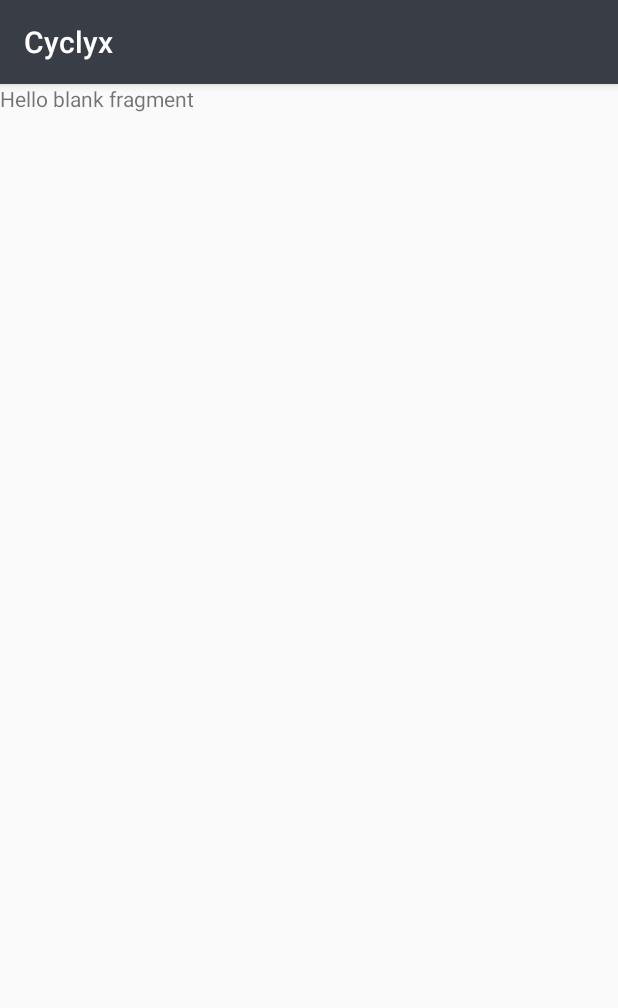
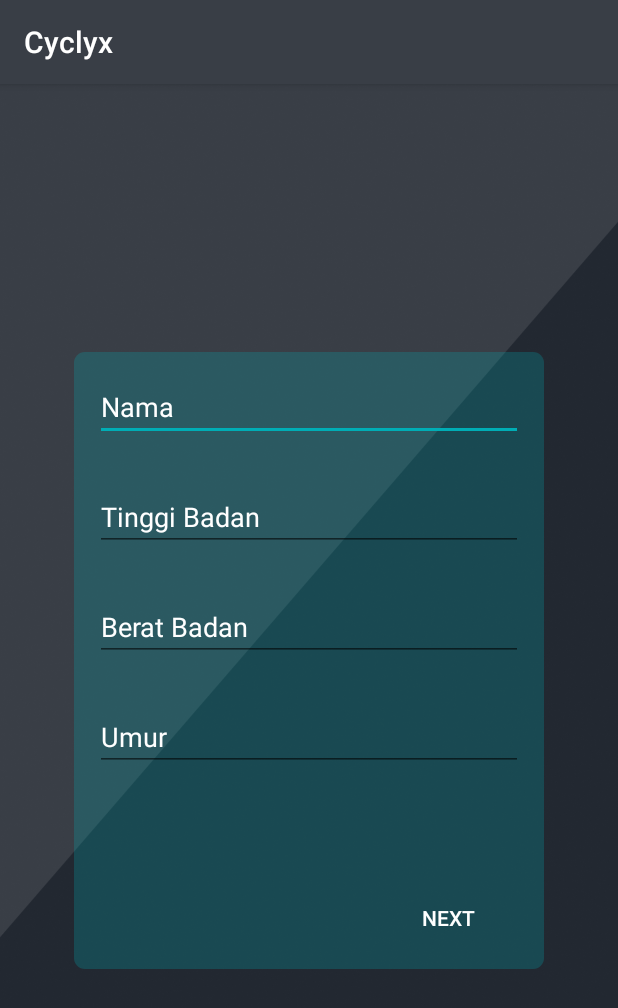
Before and after one commit to E-X-TRA/Cyclyx, an Android app: the fragment PendaftaranDataDiri shown on its own in the app's theme, on a phone screen of 412 x 824 dp. Shown: the top 1008 px of the screen. Run offline under Robolectric (Android 15) with nearby library versions, the phone set to English and light mode, and no system bars.

Commit message:
Tambahan Desain pendaftaran data diri dan tipe

```diff
--- a/app/src/main/java/com/extra/cyclyx/ui/pendaftaran/PendaftaranDataDiri.kt
+++ b/app/src/main/java/com/extra/cyclyx/ui/pendaftaran/PendaftaranDataDiri.kt
@@ -17,6 +17,8 @@ class PendaftaranDataDiri : Fragment() {
     override fun onCreateView(
         inflater: LayoutInflater, container: ViewGroup?,
         savedInstanceState: Bundle?
+
+
     ): View? {
         // Inflate the layout for this fragment
         return inflater.inflate(R.layout.fragment_pendaftaran_data_diri, container, false)
--- /dev/null
+++ b/app/src/main/res/drawable/rectangle.xml
@@ -0,0 +1,11 @@
+<?xml version="1.0" encoding="utf-8"?>
+<shape xmlns:android="http://schemas.android.com/apk/res/android">
+
+    <corners android:radius="7dp"></corners>
+
+    <gradient
+            android:startColor="@color/actionTrasnsparent"
+            android:endColor="@color/actionTrasnsparent"
+            ></gradient>
+
+</shape>
--- a/app/src/main/res/layout/fragment_pendaftaran_data_diri.xml
+++ b/app/src/main/res/layout/fragment_pendaftaran_data_diri.xml
@@ -1,14 +1,79 @@
 <?xml version="1.0" encoding="utf-8"?>
-<FrameLayout xmlns:android="http://schemas.android.com/apk/res/android"
+<androidx.constraintlayout.widget.ConstraintLayout
+        xmlns:android="http://schemas.android.com/apk/res/android"
         xmlns:tools="http://schemas.android.com/tools"
         android:layout_width="match_parent"
         android:layout_height="match_parent"
+        xmlns:app="http://schemas.android.com/apk/res-auto"
+        android:background="@drawable/bg1"
         tools:context=".ui.pendaftaran.PendaftaranDataDiri">
 
-    <!-- TODO: Update blank fragment layout -->
-    <TextView
-            android:layout_width="match_parent"
-            android:layout_height="match_parent"
-            android:text="@string/hello_blank_fragment" />
+    <LinearLayout
+            android:id="@+id/FormDataDiri"
+            android:layout_width="313dp"
+            android:layout_height="wrap_content"
+            android:background="@drawable/rectangle"
+            android:orientation="vertical"
+            app:layout_constraintTop_toTopOf="parent"
+            app:layout_constraintBottom_toBottomOf="parent"
+            app:layout_constraintLeft_toLeftOf="parent"
+            app:layout_constraintRight_toRightOf="parent">
 
-</FrameLayout>
+        <EditText
+                android:id="@+id/nama"
+                android:layout_width="match_parent"
+                android:layout_height="wrap_content"
+                android:layout_margin="14dp"
+                android:hint="Nama"
+                android:textColorHint="@color/FontColor"
+
+        />
+
+        <EditText
+                android:id="@+id/Tinggi"
+                android:layout_width="match_parent"
+                android:layout_height="wrap_content"
+                android:layout_margin="14dp"
+                android:hint="Tinggi Badan"
+                android:textColorHint="@color/FontColor"
+
+        />
+
+        <EditText
+                android:id="@+id/berat"
+                android:layout_width="match_parent"
+                android:layout_height="wrap_content"
+                android:layout_margin="14dp"
+                android:hint="Berat Badan"
+                android:textColorHint="@color/FontColor"
+
+        />
+
+        <EditText
+                android:id="@+id/umur"
+                android:layout_width="match_parent"
+                android:layout_height="wrap_content"
+                android:layout_margin="14dp"
+                android:hint="Umur"
+                android:textColorHint="@color/FontColor"
+
+        />
+
+
+
+        <Button
+                android:id="@+id/btnNext"
+                android:layout_width="wrap_content"
+                android:layout_height="wrap_content"
+                android:background="@null"
+                android:layout_marginBottom="10dp"
+                android:layout_marginTop="60dp"
+                android:layout_marginRight="20dp"
+                android:layout_gravity="right"
+                android:text="Next"
+                android:textColor="@color/FontColor" />
+
+    </LinearLayout>
+
+
+</androidx.constraintlayout.widget.ConstraintLayout>
--- a/app/src/main/res/values/colors.xml
+++ b/app/src/main/res/values/colors.xml
@@ -3,4 +3,7 @@
     <color name="colorPrimary">#393E46</color>
     <color name="colorPrimaryDark">#222831</color>
     <color name="colorAccent">#00ADB5</color>
+    <color name="actionTrasnsparent">#4000ADB5</color>
+    <color name="actionTrasnsparentButton">#0000ADB5</color>
+    <color name="FontColor">#ffffff</color>
 </resources>
```
Also changed, not shown: app/src/main/res/layout/fragment_pendaftaran_tipe.xml (+74 -10 lines).
